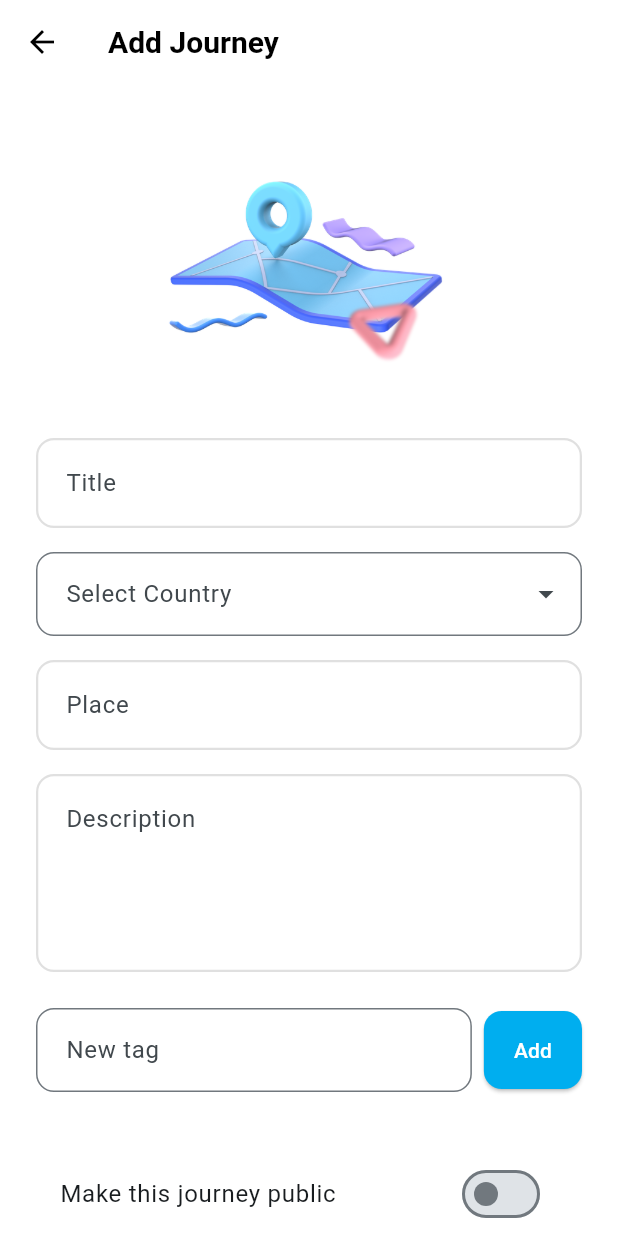
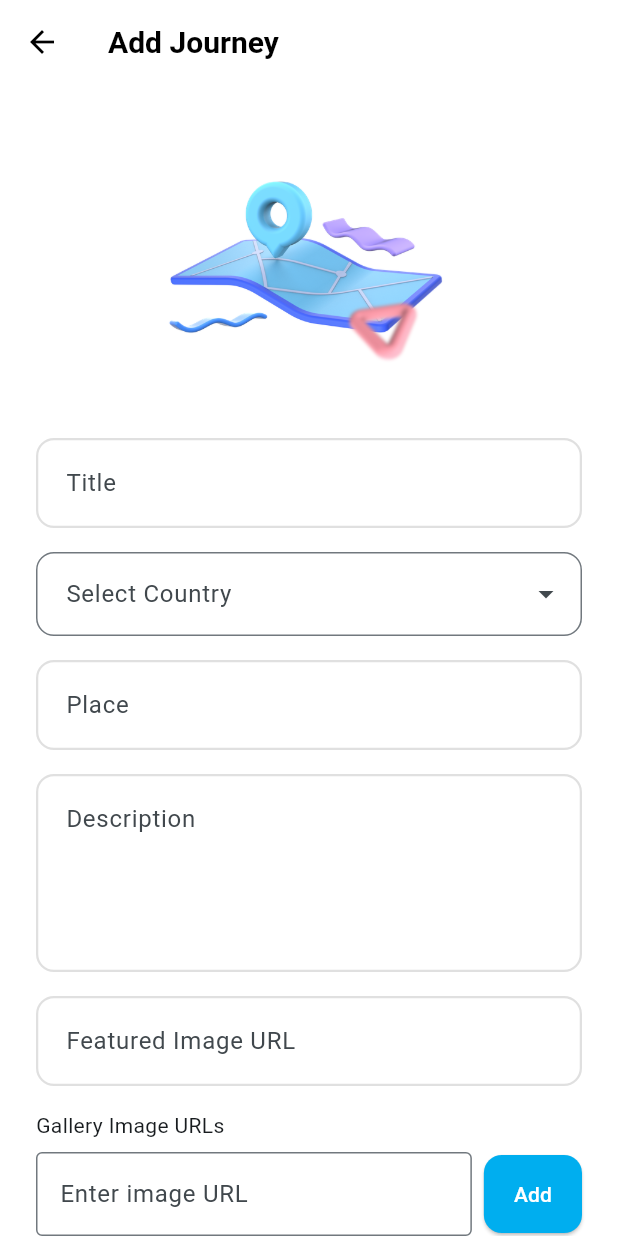
Before and after one commit to tamara-r/travel-journal-app, a Flutter app: the screen it shows once a user with an empty profile is signed in, after a tap on the "add" icon, on a phone screen of 412 x 824 dp. Run offline on Flutter 3.47's test engine with Material 3 defaults, Android fonts, the phone set to English and light mode, and no system bars; our stand-ins replace cloud_firestore, country_picker, firebase_auth, firebase_core, flutter_riverpod; accounts and stored records are empty; Roboto replaces fonts that are missing (Poppins).

Commit message:
update journey: gallery logic, add journey card

```diff
--- a/lib/features/home/presentation/home_screen.dart
+++ b/lib/features/home/presentation/home_screen.dart
@@ -1,7 +1,9 @@
 import 'package:flutter/material.dart';
 import 'package:flutter_riverpod/flutter_riverpod.dart';
+import 'package:travel_journal/core/routes/app_routes.dart';
 import 'package:travel_journal/features/auth/controller/auth_controller.dart';
-import 'package:travel_journal/core/routes/app_routes.dart';
+import 'package:travel_journal/features/home/domain/utils/journeys_by_continent.dart';
+import 'package:travel_journal/features/home/presentation/widgets/journey_card.dart';
 import 'package:travel_journal/features/journey/domain/provider/journey_list_provider.dart';
 import 'package:travel_journal/features/journey/presentation/screens/journey_details_screen.dart';
 
@@ -14,7 +16,7 @@ class HomeScreen extends ConsumerWidget {
 
     return Scaffold(
       appBar: AppBar(
-        title: const Text("Home"),
+        title: const Text("Travel Journal"),
         actions: [
           IconButton(
             icon: const Icon(Icons.logout),
@@ -31,40 +33,36 @@ class HomeScreen extends ConsumerWidget {
             return const Center(child: Text("No journeys yet."));
           }
 
-          return ListView.builder(
+          final grouped = groupJourneysByContinent(journeys);
+
+          return ListView(
             padding: const EdgeInsets.all(16),
-            itemCount: journeys.length,
-            itemBuilder: (context, index) {
-              final journey = journeys[index];
-              return Card(
-                margin: const EdgeInsets.only(bottom: 16),
-                shape: RoundedRectangleBorder(
-                    borderRadius: BorderRadius.circular(12)),
-                child: ListTile(
-                  leading: ClipRRect(
-                    borderRadius: BorderRadius.circular(8),
-                    child: Image.asset(
-                      journey.featuredImage,
-                      width: 60,
-                      height: 60,
-                      fit: BoxFit.cover,
-                    ),
-                  ),
-                  title: Text(journey.title),
-                  subtitle: Text('${journey.place}, ${journey.country}'),
-                  trailing:
-                      const Icon(Icons.arrow_forward_ios_rounded, size: 16),
+            children: grouped.entries.map((entry) {
+              return Column(
+                crossAxisAlignment: CrossAxisAlignment.start,
+                children: [
+                  Text(entry.key,
+                      style: Theme.of(context)
+                          .textTheme
+                          .headlineSmall
+                          ?.copyWith(fontWeight: FontWeight.bold)),
+                  const SizedBox(height: 12),
+                  ...entry.value.map((journey) => JourneyCard(
+                        journey: journey,
                         onTap: () {
                           Navigator.push(
                             context,
                             MaterialPageRoute(
-                        builder: (_) => JourneyDetailsScreen(journey: journey),
+                              builder: (_) =>
+                                  JourneyDetailsScreen(journey: journey),
                             ),
                           );
                         },
-                ),
+                      )),
+                  const SizedBox(height: 24),
+                ],
               );
-            },
+            }).toList(),
           );
         },
         loading: () => const Center(child: CircularProgressIndicator()),
--- a/lib/features/journey/domain/models/journey_dto.dart
+++ b/lib/features/journey/domain/models/journey_dto.dart
@@ -19,6 +19,9 @@ class JourneyDto {
     if (journey.map != null && journey.map!.isNotEmpty) {
       map['map'] = journey.map;
     }
+    if (journey.authorName != null && journey.authorName!.isNotEmpty) {
+      map['authorName'] = journey.authorName;
+    }
 
     return map;
   }
@@ -35,6 +38,7 @@ class JourneyDto {
       gallery: List<String>.from(map['gallery'] ?? []),
       isPublic: map['isPublic'],
       userId: map['userId'],
+      authorName: map['authorName'],
       map: map['map'] ?? {},
     );
   }
--- /dev/null
+++ b/lib/features/journey/presentation/widgets/gallery_urls_input.dart
@@ -0,0 +1,107 @@
+import 'package:flutter/material.dart';
+
+class GalleryUrlsInput extends StatefulWidget {
+  final List<String> initialUrls;
+  final void Function(List<String>) onChanged;
+
+  const GalleryUrlsInput({
+    super.key,
+    required this.initialUrls,
+    required this.onChanged,
+  });
+
+  @override
+  State<GalleryUrlsInput> createState() => _GalleryUrlsInputState();
+}
+
+class _GalleryUrlsInputState extends State<GalleryUrlsInput> {
+  late List<String> _urls;
+  final _urlController = TextEditingController();
+
+  @override
+  void initState() {
+    super.initState();
+    _urls = [...widget.initialUrls];
+  }
+
+  void _addUrl() {
+    final url = _urlController.text.trim();
+    if (url.isNotEmpty && !_urls.contains(url)) {
+      setState(() {
+        _urls.add(url);
+        _urlController.clear();
+      });
+      widget.onChanged(_urls);
+    }
+  }
+
+  void _removeUrl(String url) {
+    setState(() {
+      _urls.remove(url);
+    });
+    widget.onChanged(_urls);
+  }
+
+  @override
+  Widget build(BuildContext context) {
+    return Column(
+      crossAxisAlignment: CrossAxisAlignment.start,
+      children: [
+        const Text("Gallery Image URLs"),
+        const SizedBox(height: 8),
+        Row(
+          children: [
+            Expanded(
+              child: TextField(
+                controller: _urlController,
+                decoration: const InputDecoration(
+                  hintText: "Enter image URL",
+                  border: OutlineInputBorder(),
+                ),
+                onSubmitted: (_) => _addUrl(),
+              ),
+            ),
+            const SizedBox(width: 8),
+            ElevatedButton(
+              onPressed: _addUrl,
+              style: ElevatedButton.styleFrom(
+                backgroundColor: Theme.of(context).primaryColor,
+                foregroundColor: Colors.white,
+                padding: const EdgeInsets.symmetric(
+                  vertical: 16,
+                  horizontal: 20,
+                ),
+                shape: RoundedRectangleBorder(
+                  borderRadius: BorderRadius.circular(12),
+                ),
+              ),
+              child: const Text("Add"),
+            ),
+          ],
+        ),
+        const SizedBox(height: 12),
+        Wrap(
+          spacing: 8,
+          runSpacing: 8,
+          children: _urls
+              .map(
+                (url) => Chip(
+                  label: Text(
+                    url,
+                    overflow: TextOverflow.ellipsis,
+                  ),
+                  onDeleted: () => _removeUrl(url),
+                ),
+              )
+              .toList(),
+        ),
+      ],
+    );
+  }
+
+  @override
+  void dispose() {
+    _urlController.dispose();
+    super.dispose();
+  }
+}
--- a/lib/features/journey/presentation/widgets/image_gallery_slider.dart
+++ b/lib/features/journey/presentation/widgets/image_gallery_slider.dart
@@ -54,9 +54,10 @@ class _ImageGallerySliderState extends State<ImageGallerySlider> {
                   child: AnimatedScale(
                     scale: _currentIndex == index ? 1 : 0.95,
                     duration: const Duration(milliseconds: 300),
-                    child: Image.asset(
+                    child: Image.network(
                       widget.images[index],
                       fit: BoxFit.contain,
+                      width: MediaQuery.of(context).size.width,
                     ),
                   ),
                 );
--- a/lib/features/journey/presentation/widgets/journey_form_widget.dart
+++ b/lib/features/journey/presentation/widgets/journey_form_widget.dart
@@ -9,6 +9,7 @@ import 'package:travel_journal/features/journey/data/country_details_service.dar
 import 'package:travel_journal/features/journey/domain/models/country_model.dart';
 import 'package:travel_journal/features/journey/domain/models/journey_model.dart';
 import 'package:travel_journal/features/journey/presentation/widgets/country_picker_field.dart';
+import 'package:travel_journal/features/journey/presentation/widgets/gallery_urls_input.dart';
 import 'package:travel_journal/features/journey/presentation/widgets/tags_input_widget.dart';
 
 class JourneyForm extends ConsumerStatefulWidget {
@@ -34,7 +35,10 @@ class _JourneyFormState extends ConsumerState<JourneyForm> {
   final _titleController = TextEditingController();
   final _placeController = TextEditingController();
   final _descriptionController = TextEditingController();
+  final _featuredImageController = TextEditingController();
+
   List<String> _tags = [];
+  List<String> _galleryUrls = [];
   CountryModel? _selectedCountry;
   bool _isPublic = false;
 
@@ -48,6 +52,8 @@ class _JourneyFormState extends ConsumerState<JourneyForm> {
       _descriptionController.text = j.description;
       _tags = j.tags;
       _isPublic = j.isPublic;
+      _featuredImageController.text = j.featuredImage;
+      _galleryUrls = j.gallery;
     }
   }
 
@@ -61,6 +67,8 @@ class _JourneyFormState extends ConsumerState<JourneyForm> {
       return;
     }
 
+    final user = ref.read(authControllerProvider).value;
+
     final journey = JourneyModel(
       id: widget.initialJourney?.id,
       title: _titleController.text.trim(),
@@ -68,20 +76,10 @@ class _JourneyFormState extends ConsumerState<JourneyForm> {
       place: _placeController.text.trim(),
       description: _descriptionController.text.trim(),
       tags: _tags,
-      featuredImage: 'assets/images/demo_featured_image.jpg',
-      gallery: [
-        'assets/images/demo_gallery_1.jpg',
-        'assets/images/demo_gallery_2.jpg',
-        'assets/images/demo_gallery_3.jpg',
-        'assets/images/demo_gallery_4.jpg',
-        'assets/images/demo_gallery_5.jpg',
-        'assets/images/demo_gallery_6.jpg',
-        'assets/images/demo_gallery_7.jpg',
-      ],
+      featuredImage: _featuredImageController.text.trim(),
+      gallery: _galleryUrls,
       isPublic: _isPublic,
-      userId: widget.initialJourney?.userId ??
-          ref.read(authControllerProvider).value?.uid ??
-          '',
+      userId: widget.initialJourney?.userId ?? user?.uid ?? '',
       map: _selectedCountry != null
           ? {
               'continent': _selectedCountry?.region,
@@ -92,8 +90,7 @@ class _JourneyFormState extends ConsumerState<JourneyForm> {
               'map': _selectedCountry?.mapUrl,
               'currency': _selectedCountry?.currency,
               'languages': _selectedCountry?.languages,
-              'authorName':
-                  ref.read(authControllerProvider).value?.fullName ?? '',
+              'authorName': user?.fullName ?? '',
             }
           : widget.initialJourney?.map,
     );
@@ -119,10 +116,7 @@ class _JourneyFormState extends ConsumerState<JourneyForm> {
             onSelect: (country) async {
               final details =
                   await CountryDetailsService.fetchByCode(country.countryCode);
-
-              setState(() {
-                _selectedCountry = details;
-              });
+              setState(() => _selectedCountry = details);
             },
           ),
           const SizedBox(height: 16),
@@ -138,6 +132,20 @@ class _JourneyFormState extends ConsumerState<JourneyForm> {
             maxLines: 4,
             validator: (v) =>
                 FormValidators.validateRequiredField(v, "Description"),
+          ),
+          const SizedBox(height: 16),
+          CustomTextField(
+            label: "Featured Image URL",
+            controller: _featuredImageController,
+            validator: (v) => FormValidators.validateRequiredField(
+              v,
+              "Featured image URL",
+            ),
+          ),
+          const SizedBox(height: 16),
+          GalleryUrlsInput(
+            initialUrls: _galleryUrls,
+            onChanged: (updated) => setState(() => _galleryUrls = updated),
           ),
           const SizedBox(height: 24),
           TagsInput(
@@ -155,7 +163,7 @@ class _JourneyFormState extends ConsumerState<JourneyForm> {
             text: widget.submitLabel,
             isLoading: widget.isLoading,
             onPressed: widget.isLoading ? null : _submit,
-          )
+          ),
         ],
       ),
     );
@@ -166,6 +174,7 @@ class _JourneyFormState extends ConsumerState<JourneyForm> {
     _titleController.dispose();
     _placeController.dispose();
     _descriptionController.dispose();
+    _featuredImageController.dispose();
     super.dispose();
   }
 }
```
Also changed, not shown: lib/features/home/domain/utils/journeys_by_continent.dart (added, +17 -0 lines), lib/features/home/presentation/widgets/journey_card.dart (added, +89 -0 lines), lib/features/journey/presentation/screens/journey_details_screen.dart (+21 -10 lines). Lines whose indentation alone changed are shown as unchanged.
